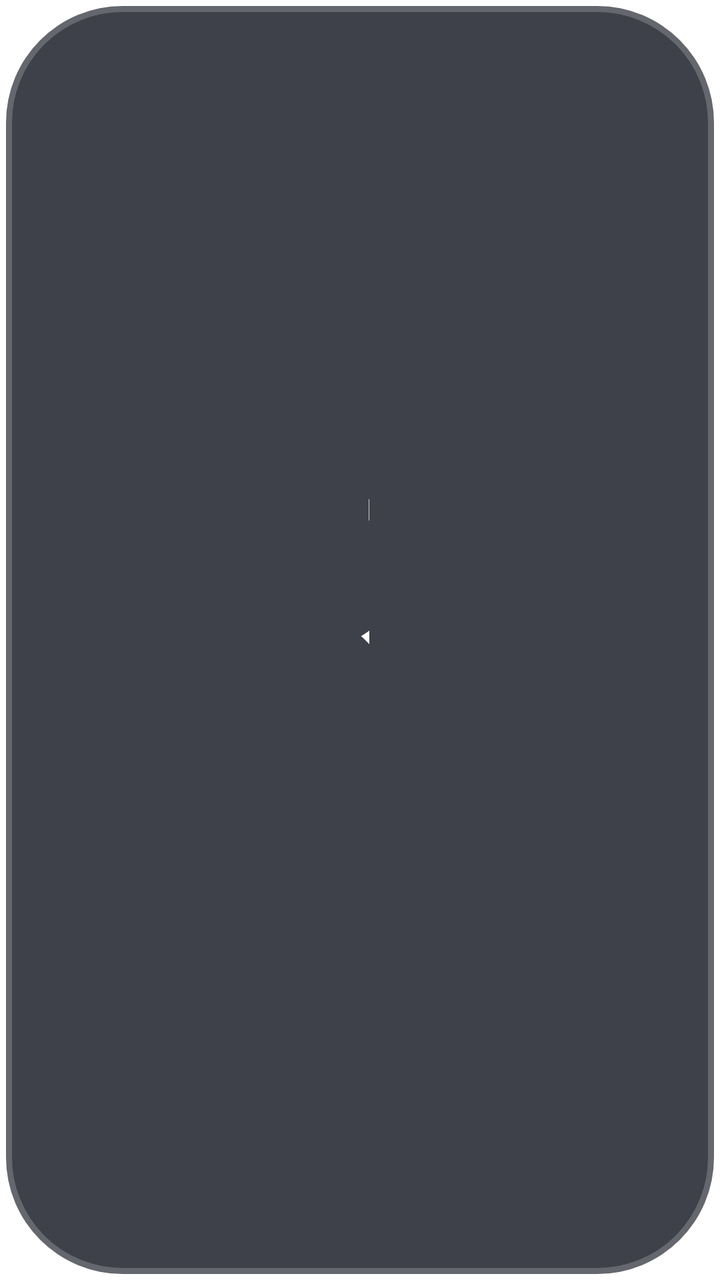
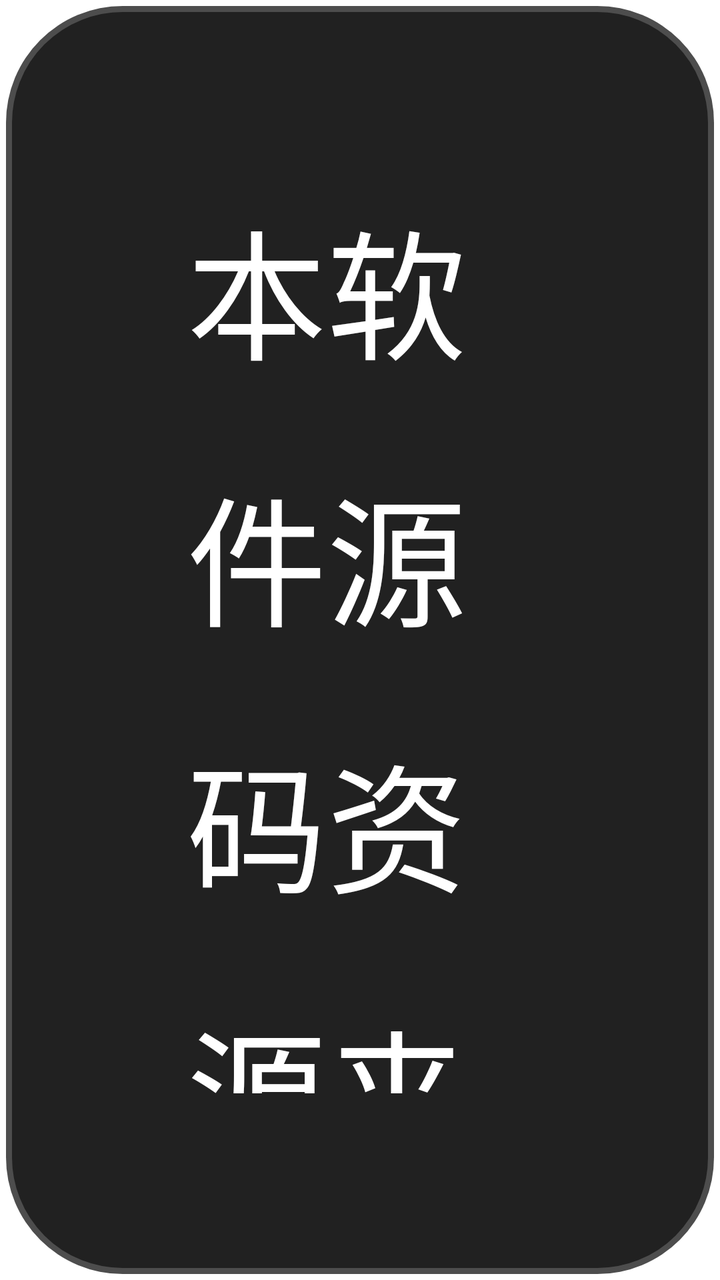

An Android layout rendered at two revisions. The XML below is the earlier revision; the diff shows what the commit changed to produce the second picture.
<!-- AndroidManifest.xml: application theme AppTheme.NoActionBar -->
<!-- res/layout/dialog_about.xml -->
<?xml version="1.0" encoding="utf-8"?>
<LinearLayout xmlns:android="http://schemas.android.com/apk/res/android"
    android:layout_width="wrap_content"
    android:layout_height="wrap_content"
    android:layout_gravity="center"
    android:background="@drawable/shape_danmu_setting_bg"
    android:orientation="vertical"
    android:padding="@dimen/vs_30">

    <TextView
        android:layout_width="@dimen/vs_600"
        android:layout_height="wrap_content"
        android:lineSpacingExtra="@dimen/ts_50"
        android:lineSpacingMultiplier="0"
        android:text="本软件只提供聚合展示功能，所有资源来自网上, 软件不参与任何制作, 上传, 储存, 下载等内容. 软件仅供学习参考, 请于安装后24小时内删除。\n\n打包分发请保留出处\nhttps://github.com/CatVodTVOfficial/TVBoxOSC\nhttps://github.com/q215613905/TVBoxOS\nhttps://github.com/liukiss/TVBoxOS-Multi-warehouse-version"
        android:textColor="@color/dialog_text_primary"
        android:textSize="@dimen/ts_24" />

</LinearLayout>
<!-- resources referenced by this layout -->
<resources>
  <color name="dialog_text_primary">#FFFFFFFF</color>
  <dimen name="ts_24">24mm</dimen>
  <dimen name="ts_50">50mm</dimen>
  <dimen name="vs_30">30mm</dimen>
  <dimen name="vs_600">600mm</dimen>
  <!-- drawable shape_danmu_setting_bg (drawable) -->
  <?xml version="1.0" encoding="utf-8"?>
  <shape xmlns:android="http://schemas.android.com/apk/res/android">
      <corners android:radius="@dimen/vs_10" />
      <solid android:color="@color/dialog_panel_bg" />
      <stroke
          android:width="@dimen/vs_1"
          android:color="@color/dialog_panel_stroke" />
  </shape>
  <style name="AppTheme.NoActionBar" parent="AppTheme">
          <item name="android:windowActionBar">false</item>
          <item name="android:windowNoTitle">true</item>
          <item name="windowActionBar">false</item>
          <item name="android:windowFullscreen">true</item>//全屏即无通知栏
          <item name="android:windowContentOverlay">@null</item>//是否有遮盖
          <item name="windowNoTitle">true</item>
          <item name="android:keepScreenOn">true</item>
          
          <item name="android:windowBackground">@android:color/transparent</item>
      </style>
  <dimen name="vs_10">10mm</dimen>
  <color name="dialog_panel_bg">#D91D202A</color>
  <dimen name="vs_1">1mm</dimen>
  <color name="dialog_panel_stroke">#33FFFFFF</color>
  <style name="AppTheme" parent="Theme.AppCompat.Light.DarkActionBar">
          
          <item name="colorPrimary">@color/color_6200EE</item>
          <item name="colorPrimaryDark">@color/color_3700B3</item>
          <item name="colorAccent">@color/color_03DAC5</item>
      </style>
  <color name="color_6200EE">#6200EE</color>
  <color name="color_3700B3">#3700B3</color>
  <color name="color_03DAC5">#03DAC5</color>
</resources>

<!-- the commit's change to res/layout/dialog_about.xml (unified diff, before → after) -->
@@ -1,19 +1,21 @@
 <?xml version="1.0" encoding="utf-8"?>
 <LinearLayout xmlns:android="http://schemas.android.com/apk/res/android"
-    android:layout_width="wrap_content"
+    android:layout_width="match_parent"
     android:layout_height="wrap_content"
     android:layout_gravity="center"
+    android:layout_marginLeft="@dimen/vs_16"
+    android:layout_marginRight="@dimen/vs_16"
     android:background="@drawable/shape_danmu_setting_bg"
     android:orientation="vertical"
-    android:padding="@dimen/vs_30">
+    android:padding="@dimen/vs_16">
 
     <TextView
-        android:layout_width="@dimen/vs_600"
+        android:layout_width="match_parent"
         android:layout_height="wrap_content"
-        android:lineSpacingExtra="@dimen/ts_50"
-        android:lineSpacingMultiplier="0"
-        android:text="本软件只提供聚合展示功能，所有资源来自网上, 软件不参与任何制作, 上传, 储存, 下载等内容. 软件仅供学习参考, 请于安装后24小时内删除。\n\n打包分发请保留出处\nhttps://github.com/CatVodTVOfficial/TVBoxOSC\nhttps://github.com/q215613905/TVBoxOS\nhttps://github.com/liukiss/TVBoxOS-Multi-warehouse-version"
+        android:lineSpacingExtra="@dimen/vs_2"
+        android:lineSpacingMultiplier="1.2"
+        android:text="本软件源码资源来自网上，软件仅供学习自用，请勿传播。\n本软件基于q215613905/TVBoxOS，由啊搭理移植修改。"
         android:textColor="@color/dialog_text_primary"
-        android:textSize="@dimen/ts_24" />
+        android:textSize="@dimen/ts_14" />
 
 </LinearLayout>
<!-- resource entries referenced after the edit -->
@@ -1,10 +1,9 @@
 <!-- resources referenced by this layout -->
 <resources>
   <color name="dialog_text_primary">#FFFFFFFF</color>
-  <dimen name="ts_24">24mm</dimen>
-  <dimen name="ts_50">50mm</dimen>
-  <dimen name="vs_30">30mm</dimen>
-  <dimen name="vs_600">600mm</dimen>
+  <dimen name="ts_14">12mm</dimen>
+  <dimen name="vs_16">16mm</dimen>
+  <dimen name="vs_2">2mm</dimen>
   <!-- drawable shape_danmu_setting_bg (drawable) -->
   <?xml version="1.0" encoding="utf-8"?>
   <shape xmlns:android="http://schemas.android.com/apk/res/android">
@@ -18,15 +17,18 @@
           <item name="android:windowActionBar">false</item>
           <item name="android:windowNoTitle">true</item>
           <item name="windowActionBar">false</item>
-          <item name="android:windowFullscreen">true</item>//全屏即无通知栏
+          <item name="android:windowFullscreen">false</item>//手机版：默认保留状态栏，全屏页面运行时再隐藏
           <item name="android:windowContentOverlay">@null</item>//是否有遮盖
           <item name="windowNoTitle">true</item>
-          <item name="android:keepScreenOn">true</item>
+          
           
           <item name="android:windowBackground">@android:color/transparent</item>
+          
+          <item name="android:statusBarColor">@android:color/transparent</item>
+          <item name="android:windowDrawsSystemBarBackgrounds">true</item>
       </style>
   <dimen name="vs_10">10mm</dimen>
-  <color name="dialog_panel_bg">#D91D202A</color>
+  <color name="dialog_panel_bg">#F2161616</color>
   <dimen name="vs_1">1mm</dimen>
   <color name="dialog_panel_stroke">#33FFFFFF</color>
   <style name="AppTheme" parent="Theme.AppCompat.Light.DarkActionBar">
